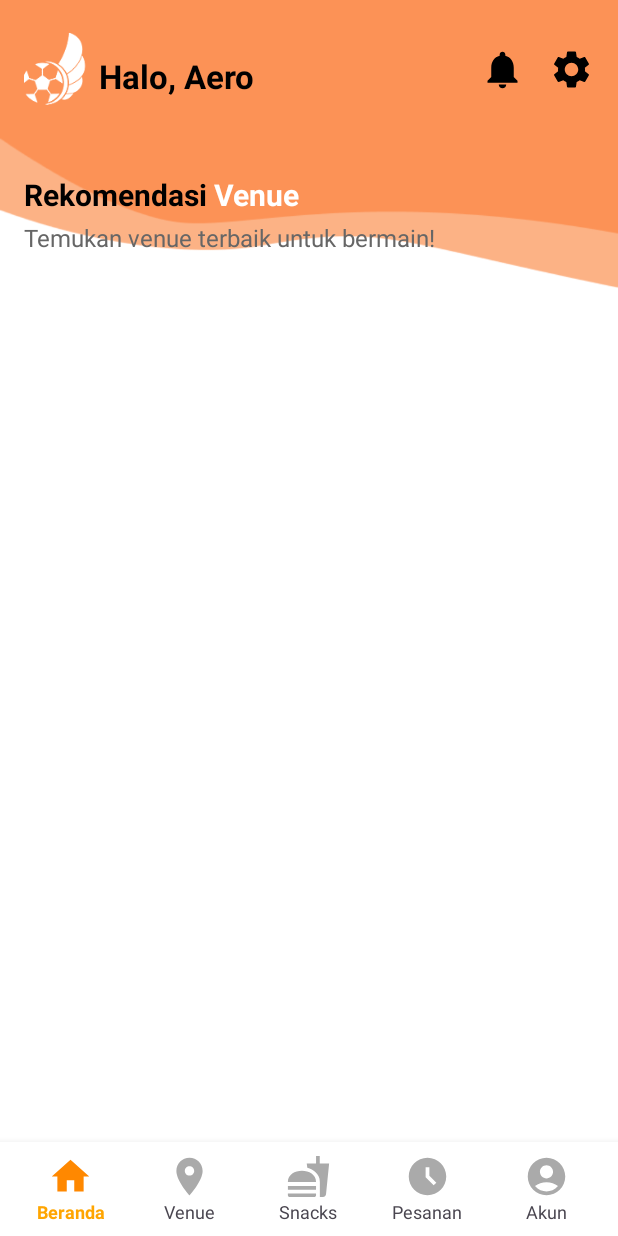
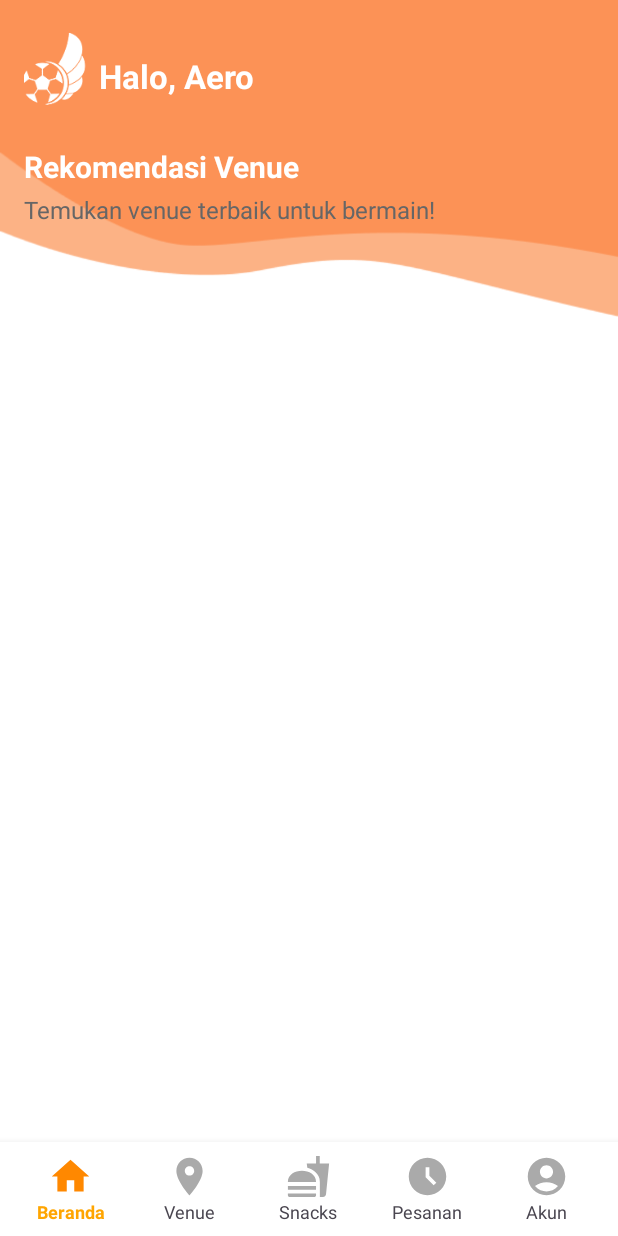
Before and after one commit to Eredith/SportsBooking1, an Android app: the screen it shows after launch once a user with an empty profile is signed in (MainActivity), on a phone screen of 412 x 824 dp. Run offline under Robolectric (Android 15) with nearby library versions, the phone set to English and light mode, and no system bars; our stand-ins replace Firebase (no records; nobody signed in at launch, a user with empty details on screens opened directly); pictures from the network do not load.

Commit message:
merge master

```diff
--- a/app/src/main/res/layout/activity_detail_lapangan.xml
+++ b/app/src/main/res/layout/activity_detail_lapangan.xml
@@ -341,7 +341,8 @@
         <LinearLayout
             android:id="@+id/linearLayout"
             android:layout_width="match_parent"
-            android:layout_height="41dp"
+            android:layout_height="wrap_content"
+            android:layout_marginTop="80dp"
             android:gravity="center_vertical"
             android:orientation="horizontal"
             app:layout_constraintBottom_toTopOf="@id/LinearLayoutBottom"
--- a/app/src/main/res/layout/activity_main.xml
+++ b/app/src/main/res/layout/activity_main.xml
@@ -9,7 +9,7 @@
     <ImageView
         android:id="@+id/top_background"
         android:layout_width="match_parent"
-        android:layout_height="200dp"
+        android:layout_height="220dp"
         android:scaleType="fitXY"
         android:src="@drawable/background_wave"
         app:layout_constraintTop_toTopOf="parent"
@@ -56,34 +56,12 @@
                     android:layout_height="wrap_content"
                     android:layout_marginTop="20dp"
                     android:text="Halo, Aero"
-                    android:textColor="@android:color/black"
+                    android:textColor="@android:color/white"
                     android:textSize="22sp"
                     android:textStyle="bold" />
             </LinearLayout>
 
 
-        </LinearLayout>
-
-        <LinearLayout
-            android:layout_width="wrap_content"
-            android:layout_height="wrap_content"
-            android:orientation="horizontal"
-            app:layout_constraintEnd_toEndOf="parent"
-            app:layout_constraintTop_toTopOf="parent"
-            app:layout_constraintBottom_toBottomOf="parent">
-
-            <ImageView
-                android:id="@+id/notification"
-                android:layout_width="30dp"
-                android:layout_height="30dp"
-                android:layout_marginEnd="16dp"
-                android:src="@drawable/ic_notification" />
-
-            <ImageView
-                android:id="@+id/settings"
-                android:layout_width="30dp"
-                android:layout_height="30dp"
-                android:src="@drawable/ic_settings" />
         </LinearLayout>
     </androidx.constraintlayout.widget.ConstraintLayout>
 
@@ -96,13 +74,13 @@
         app:layout_constraintTop_toBottomOf="@id/header"
         app:layout_constraintStart_toStartOf="parent"
         app:layout_constraintEnd_toEndOf="parent"
-        android:layout_marginTop="24dp">
+        android:layout_marginTop="5dp">
 
         <TextView
             android:layout_width="wrap_content"
             android:layout_height="wrap_content"
             android:text="Rekomendasi"
-            android:textColor="@android:color/black"
+            android:textColor="@android:color/white"
             android:textSize="20sp"
             android:textStyle="bold" />
 
@@ -116,8 +94,7 @@
     </LinearLayout>
 
     <TextView
-        android:paddingLeft="16dp"
-
+        android:paddingStart="16dp"
         android:id="@+id/recommendation_subtitle"
         android:layout_width="wrap_content"
         android:layout_height="wrap_content"
--- a/app/src/main/res/layout/detail_lapangan.xml
+++ b/app/src/main/res/layout/detail_lapangan.xml
@@ -426,7 +426,7 @@
         android:id="@+id/cardView4"
         android:layout_width="match_parent"
         android:layout_height="wrap_content"
-        android:layout_marginBottom="50dp"
+        android:layout_marginBottom="10dp"
         app:cardCornerRadius="8dp"
         app:cardElevation="4dp"
         app:layout_constraintBottom_toTopOf="@+id/linearLayout"
--- a/app/src/main/res/layout/page_lapangan.xml
+++ b/app/src/main/res/layout/page_lapangan.xml
@@ -6,7 +6,7 @@
     android:id="@+id/scrollView"
     android:layout_width="match_parent"
     android:layout_height="match_parent"
-    android:background="@color/white"
+    android:background="@drawable/bn19"
     android:fillViewport="true"
     tools:context=".pagelapangan.PageLapanganActivity">
 
```
